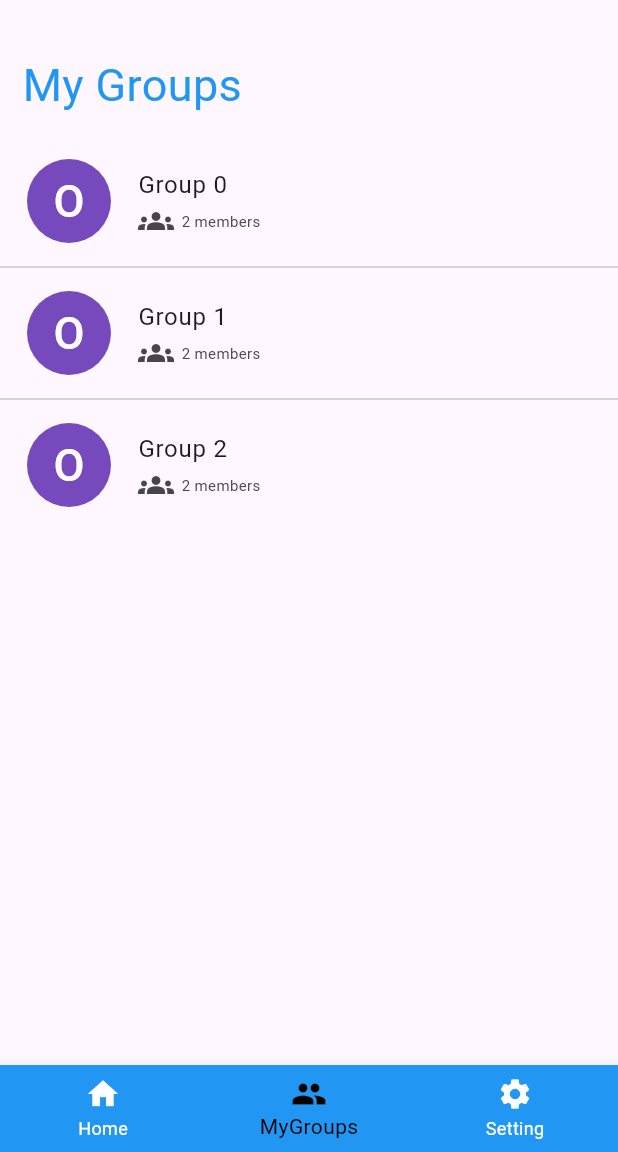
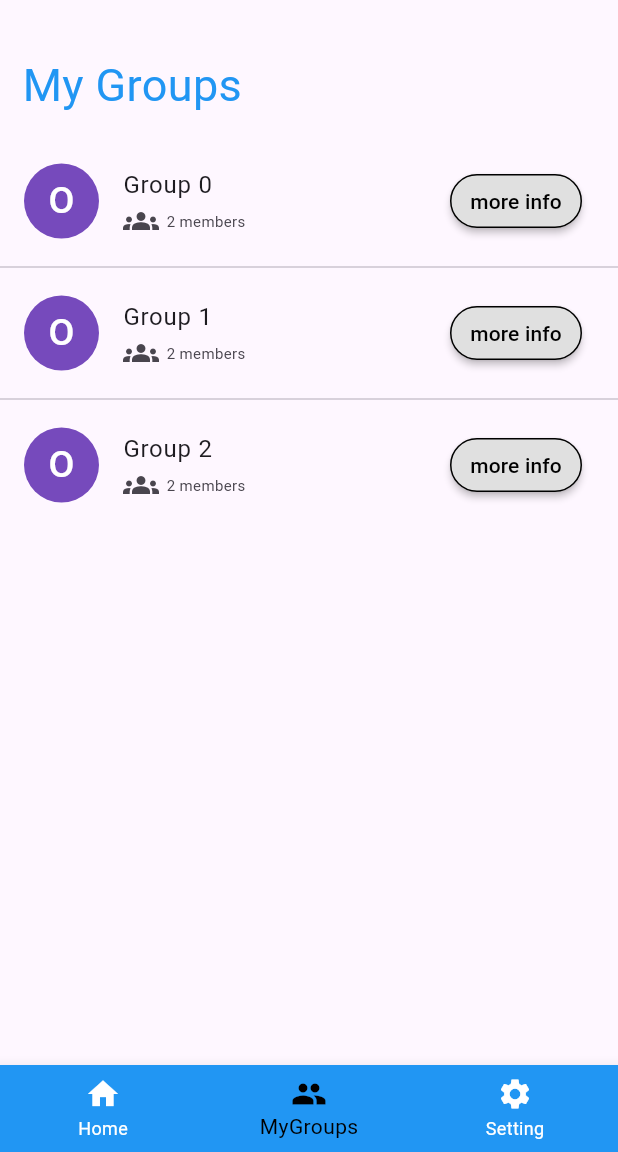
Before and after one commit to Omar-Qaneer/LetsGraduate_Mobile, a Flutter app: the SupervisorHomeScreen screen opened by its route, item 2 of the bottom bar chosen, on a phone screen of 412 x 824 dp, the part 84-1236 px from its top. Run offline on Flutter 3.47's test engine with Material 3 defaults, Android fonts, the phone set to English and light mode, and no system bars; our stand-ins replace flutter_otp_text_field, get, shared_preferences; accounts and stored records are empty.

Commit message:
Edit MyGroups file 3
Add Trailing property to ListTile Widget and customize it to minimize lines of code

```diff
--- a/lib/view/screen/supervisor/mygroups.dart
+++ b/lib/view/screen/supervisor/mygroups.dart
@@ -1,5 +1,6 @@
 import 'package:flutter/material.dart';
 import 'package:flutter_application_1/view/widget/supervisor/customtextsupervisor.dart';
+import 'package:flutter_application_1/view/widget/supervisor/customtrailingsupervisor.dart';
 
 class SupervisorGroups extends StatelessWidget {
   const SupervisorGroups({super.key});
@@ -81,11 +82,11 @@ class SupervisorGroups extends StatelessWidget {
             final String groupLength = group.length.toString();
             return ListTile(
               leading: CircleAvatar(
-                radius: 30,
+                radius: 25,
                 backgroundColor: const Color(0xff764abc),
                 child: Text(
                   group.elementAt(0)['name'].toString().substring(0, 1),
-                  style: const TextStyle(fontSize: 30, color: Colors.white),
+                  style: const TextStyle(fontSize: 25, color: Colors.white),
                 ),
               ),
               title: Text(
@@ -104,6 +105,7 @@ class SupervisorGroups extends StatelessWidget {
                   ),
                 ],
               ),
+              trailing: CustomTrailingSupervisor(index: index, group: group),
             );
           },
           separatorBuilder: (BuildContext context, int index) {
--- /dev/null
+++ b/lib/view/widget/supervisor/customtrailingsupervisor.dart
@@ -0,0 +1,20 @@
+import 'package:flutter/material.dart';
+
+class CustomTrailingSupervisor extends StatelessWidget {
+  final int index;
+  final Set<Map<String, Object>> group;
+  const CustomTrailingSupervisor(
+      {super.key, required this.index, required this.group});
+
+  @override
+  Widget build(BuildContext context) {
+    return MaterialButton(
+      padding: const EdgeInsets.symmetric(vertical: 5),
+      color: Colors.grey[300],
+      textColor: Colors.black,
+      shape: OutlineInputBorder(borderRadius: BorderRadius.circular(20)),
+      onPressed: () {},
+      child: const Text("more info"),
+    );
+  }
+}
```
